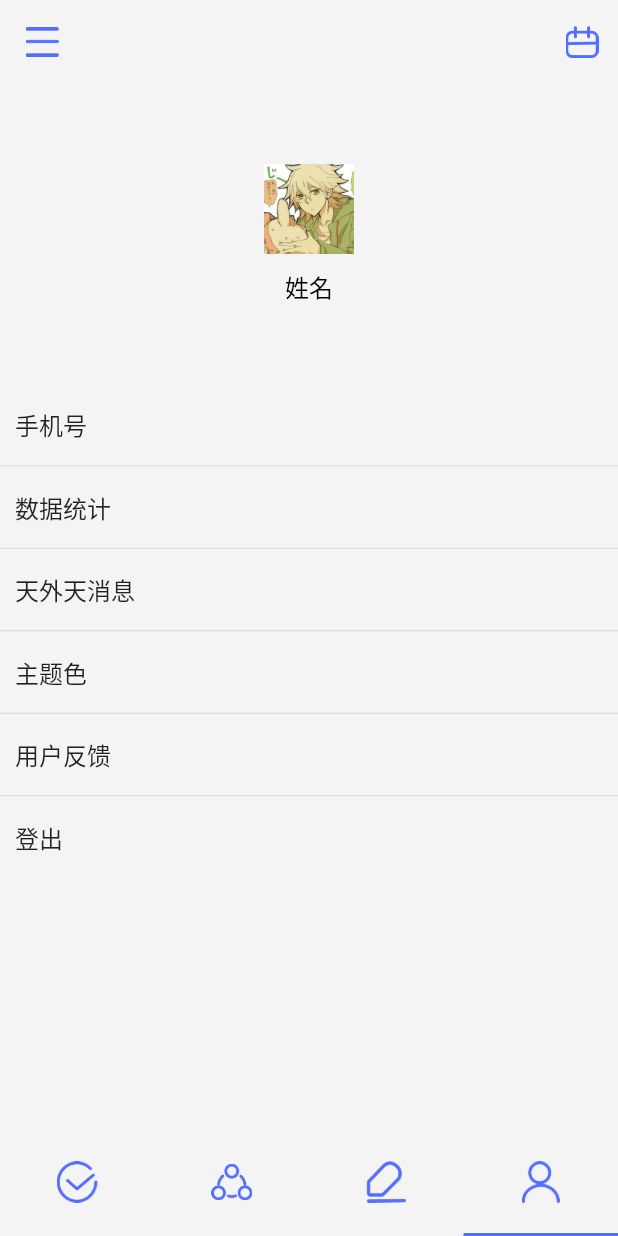
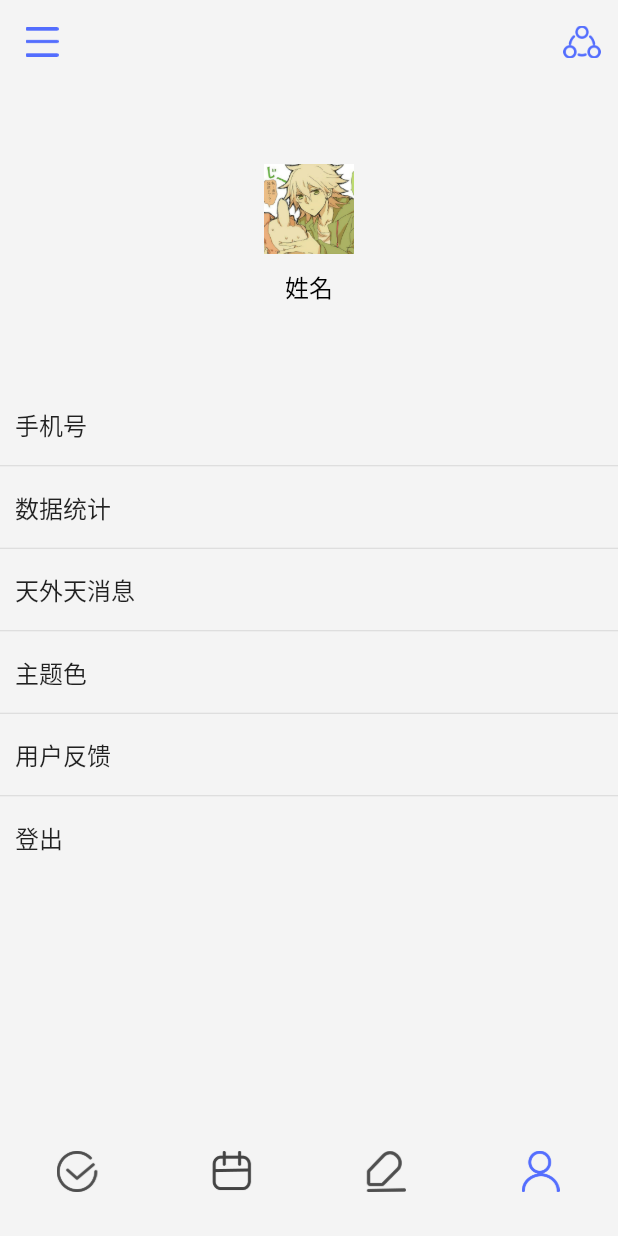
Before and after one commit to pushinl/Todo_Flutter, a Flutter app: the screen it shows after launch, item 4 of the bottom bar chosen, on a phone screen of 412 x 824 dp. Run offline on Flutter 3.47's test engine with Material 2 defaults, Android fonts, the phone set to English and light mode, and no system bars; our stand-ins replace sqflite, table_calendar, toast; missing offline and left inert: flutter_picker, r_calendar; accounts and stored records are empty.

Commit message:
[fix] 底部栏调整完成

```diff
--- a/lib/pages/Routes.dart
+++ b/lib/pages/Routes.dart
@@ -4,12 +4,14 @@ import 'package:flutter/material.dart';
 import 'package:todo_flutter/pages/calendarpage/CalendarPage.dart';
 import 'package:todo_flutter/pages/notepage/NoteMainPage.dart';
 import 'package:todo_flutter/pages/notepage/WriteNotePage.dart';
+import 'package:todo_flutter/pages/randompage/RandomPage.dart';
 
 //配置路由，以后所有的跳转的页面都可以再这里完成
 final routes = {
   '/note': (context) => NoteMainPage(),
   '/writeNote': (context, {arguments}) => WriteNotePage(arguments: arguments,),
   '/Calendar':(context) =>CalendarPage(),
+  '/Random' : (context) => RandomPage(),
 
 };
 
--- a/lib/pages/Tabs.dart
+++ b/lib/pages/Tabs.dart
@@ -11,22 +11,20 @@ class Tabs extends StatefulWidget{
 }
 
 class _TabsState extends State<Tabs> with SingleTickerProviderStateMixin{
-  var _tabController;
+  var _pageController = new PageController(initialPage: 0);
   var tabImages;
+  int _selectedIndex = 0;
+  List<Widget> _bottomPages = [TodoPage(), CalendarPage(), NoteMainPage(), PersonPage()];
 
 
   @override
   void initState() {
     super.initState();
-    this._tabController = new TabController(
-        vsync: this,    // 动画效果的异步处理
-        length: 4       // tab 个数
-    );
   }
   // 当整个页面 dispose 时，记得把控制器也 dispose 掉，释放内存
   @override
   void dispose() {
-    this._tabController .dispose();
+    this._pageController.dispose();
     super.dispose();
   }
 
@@ -38,8 +36,8 @@ class _TabsState extends State<Tabs> with SingleTickerProviderStateMixin{
         getTabImage('assets/todo_light_icon.png')
       ],
       [
-        getTabImage('assets/team_default_icon.png'),
-        getTabImage('assets/team_light_icon.png')
+        getTabImage('assets/calendar_default_icon.png'),
+        getTabImage('assets/calendar_light_icon.png')
       ],
       [
         getTabImage('assets/note_default_icon.png'),
@@ -56,14 +54,16 @@ class _TabsState extends State<Tabs> with SingleTickerProviderStateMixin{
         elevation: 0,
         leading: IconButton(
           icon: Image.asset('assets/message_icon.png', width: 22.0, height: 22.0),
-          onPressed: (){},
+          onPressed: (){
+
+          },
         ),
         actions: [
           IconButton(
               onPressed: () {
-                Navigator.pushNamed(context,'/Calendar').then((value) => null);
+                Navigator.pushNamed(context,'/Random').then((value) => null);
               },
-              icon: Image.asset('assets/calendar_icon.png', width: 22.0, height: 22.0),
+              icon: Image.asset('assets/team_light_icon.png', width: 25.0, height: 25.0),
           )
         ],
       ),
@@ -71,35 +71,39 @@ class _TabsState extends State<Tabs> with SingleTickerProviderStateMixin{
       bottomNavigationBar: Container(
         color: ColorUtils.color_background_main,
         height: 70,
-        child: TabBar(
-          controller: this._tabController,
-          indicatorColor: ColorUtils.color_blue_main,
-          labelColor: ColorUtils.color_blue_main,
-          tabs: <Tab>[
-            Tab(
-              icon: getTabIcon(0),
-            ),
-            Tab(
-              icon: getTabIcon(1),
-            ),
-            Tab(
-              icon: getTabIcon(2),
-            ),
-            Tab(
-              icon: getTabIcon(3),
-            )
+        child: BottomNavigationBar(
+          items: [
+            BottomNavigationBarItem(title: Container(),icon: getTabIcon(0), backgroundColor: ColorUtils.color_background_main),
+            BottomNavigationBarItem(title: Container(),icon: getTabIcon(1), backgroundColor: ColorUtils.color_background_main),
+            BottomNavigationBarItem(title: Container(),icon: getTabIcon(2), backgroundColor: ColorUtils.color_background_main),
+            BottomNavigationBarItem(title: Container(),icon: getTabIcon(3), backgroundColor: ColorUtils.color_background_main),
           ],
+          // selectedIconTheme: IconThemeData(
+          //     color: ColorUtils.color_background_main,
+          //     opacity: 1.0,
+          //     size: 24
+          // ),
+          // unselectedIconTheme: IconThemeData(
+          //     color: ColorUtils.color_background_main,
+          //     opacity: 1.0,
+          //     size: 24
+          // ),
+          type: BottomNavigationBarType.fixed,
+          currentIndex: _selectedIndex,
+          backgroundColor: ColorUtils.color_background_main,
+          elevation: 0,
+          onTap: (index){
+            setState(() {
+              _selectedIndex = index;
+            });
+            print(_selectedIndex);
+          },
         ),
       ),
 
-      body: TabBarView(
-        controller: this._tabController,
-        children: [
-          TodoPage(),
-          CalendarPage(),
-          NoteMainPage(),
-          PersonPage(),
-        ],
+      body: AnimatedSwitcher(
+        duration: Duration(milliseconds: 500),
+        child: _bottomPages[_selectedIndex],
       ),
     );
   }
@@ -109,10 +113,10 @@ class _TabsState extends State<Tabs> with SingleTickerProviderStateMixin{
    * TODO:这里还是有问题
    */
   Image getTabIcon(int curIndex) {
-    if (curIndex == _tabController) {
-      return tabImages[curIndex][0];
+    if (curIndex == _selectedIndex) {
+      return tabImages[curIndex][1];
     }
-    return tabImages[curIndex][1];
+    return tabImages[curIndex][0];
   }
   /*
    * 根据image路径获取图片
--- a/lib/pages/notepage/NoteMainPage.dart
+++ b/lib/pages/notepage/NoteMainPage.dart
@@ -2,6 +2,7 @@ import 'package:flutter/cupertino.dart';
 import 'package:flutter/material.dart';
 import 'package:intl/intl.dart';
 import 'package:todo_flutter/pages/Color.dart';
+import 'package:todo_flutter/pages/Tabs.dart';
 import 'package:todo_flutter/pages/notepage/sqlite/NoteSqliteHelper.dart';
 import 'package:toast/toast.dart';
 
@@ -23,7 +24,7 @@ class _NoteMainPageState extends State<NoteMainPage> {
   NoteSqliteHelper sqliteHelper;
   List<NoteBeanEntity> noteList = <NoteBeanEntity>[];
   var selectType = 1; //1 按编辑日期 2 按创建日期 3 按标题
-  static GlobalKey<ScaffoldState> _globalKey = GlobalKey();
+  GlobalKey<ScaffoldState> _globalKey = GlobalKey();
 
   @override
   void initState() {
--- a/lib/pages/todopage/TodoPage.dart
+++ b/lib/pages/todopage/TodoPage.dart
@@ -26,7 +26,7 @@ class _TodoPageState extends State<TodoPage> {
   TodoSqliteHelper todoSqliteHelper;
   List<TodoBeanEntity> todoList = <TodoBeanEntity>[];
   var selectType = 1;
-  static GlobalKey<ScaffoldState> _globalKey = GlobalKey();
+  GlobalKey<ScaffoldState> _globalKey = GlobalKey();
   RCalendarController todoDateController;
   static List<String> labelList = ['#其他', '#学习', '#生活', '#工作', '#娱乐'];
   var width, height;
--- a/pubspec.yaml
+++ b/pubspec.yaml
@@ -68,7 +68,8 @@ flutter:
   - assets/team_light_icon.png
   - assets/todo_default_icon.png
   - assets/todo_light_icon.png
-  - assets/calendar_icon.png
+  - assets/calendar_light_icon.png
+  - assets/calendar_default_icon.png
   - assets/message_icon.png
   - assets/search_icon.png
   - assets/ok.png
```
Also changed, not shown: lib/pages/randompage/RandomPage.dart (added, +49 -0 lines), assets/calendar_default_icon.png (added), assets/calendar_light_icon.png (added).
